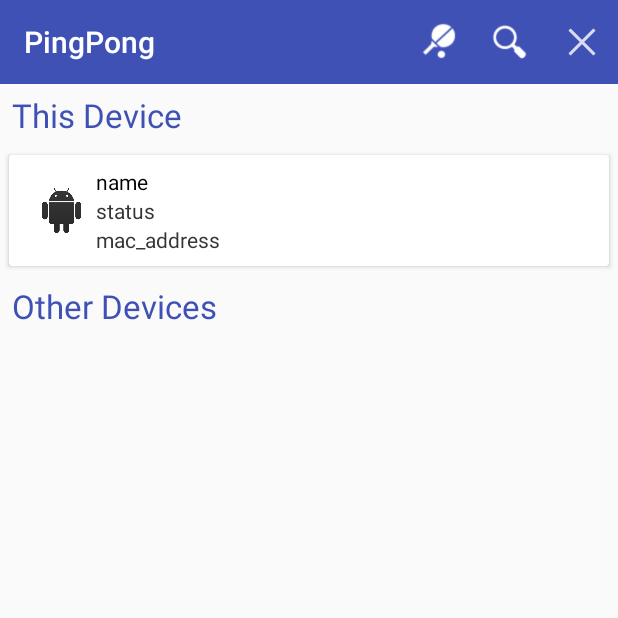
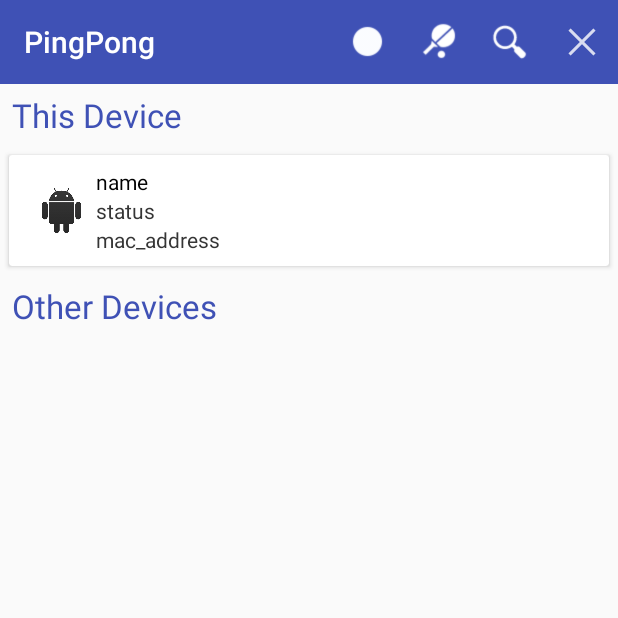
Before and after one commit to deib-polimi/PingPong, an Android app: the screen it shows after launch (WiFiDirectActivity), on a phone screen of 412 x 824 dp, the top half of it. Run offline under Robolectric (Android 15) with nearby library versions, the phone set to English and light mode, and no system bars; 2 statements that could not run were skipped.

Commit message:
Aggiunta modalità autonomous. Per attivarla, toccare icona apposita nella toolbar solo sul go autonomous. Quindi colelgare sto device con uno a caso in modo che creii i lgruppo. A sto punto dall'altro device devo dire di collegarsi davvero (questo perchè ho esteso l'app per fare questa cosa e non era pensata per farlo).

```diff
--- a/app/src/main/java/it/polimi/wifidirect/model/P2PGroup.java
+++ b/app/src/main/java/it/polimi/wifidirect/model/P2PGroup.java
@@ -11,7 +11,7 @@ import lombok.Setter;
 
 /**
  * Class that represents a P2PGroup with inside a {@link android.net.wifi.p2p.WifiP2pDevice} and
- * other parameters like, {@link #persistent}, the go's {@link it.polimi.wifidirect.model.P2PDevice},
+ * other parameters like the go's {@link it.polimi.wifidirect.model.P2PDevice},
  * the go's ip address, and the entire list of clients, if this device is a GO.
  * It's an abstraction of a {@link android.net.wifi.p2p.WifiP2pGroup}.
  * <p></p>
@@ -23,7 +23,6 @@ public class P2PGroup {
     @Getter private final List<P2PDevice> list; //in this list there is also the group owner.
     @Getter @Setter private P2PDevice groupOwner;
     @Getter @Setter private InetAddress groupOwnerIpAddress;
-    @Getter @Setter private boolean persistent;
 
     @Getter @Setter private WifiP2pGroup group;
 
@@ -33,7 +32,6 @@ public class P2PGroup {
      */
     public P2PGroup (boolean persistent) {
         this.list = new ArrayList<>();
-        this.persistent = persistent;
     }
 
 }
--- a/app/src/main/res/menu/action_items.xml
+++ b/app/src/main/res/menu/action_items.xml
@@ -2,6 +2,12 @@
 <menu
     xmlns:android="http://schemas.android.com/apk/res/android"
     xmlns:app="http://schemas.android.com/apk/res-auto">
+
+    <item
+        android:id="@+id/atn_autonomous_group"
+        android:icon="@drawable/ic_action_autonomous_disabled"
+        android:title="@string/autonomous_group_button"
+        app:showAsAction="always|withText" />
 
     <item
         android:id="@+id/atn_pingpong"
--- a/app/src/main/res/values/strings.xml
+++ b/app/src/main/res/values/strings.xml
@@ -3,6 +3,7 @@
     <string name="app_name">PingPong</string>
     <string name="discover_peers_button">Discover</string>
     <string name="pingpong_mode_button">PingPong Mode</string>
+    <string name="autonomous_group_button">Autonomous Group</string>
     <string name="empty"></string>
     <string name="yes">yes</string>
     <string name="no">no</string>
```
Also changed, not shown: app/src/main/java/it/polimi/wifidirect/WiFiDirectActivity.java (+34 -10 lines), app/src/main/java/it/polimi/wifidirect/model/LocalP2PDevice.java (+6 -1 lines), app/src/main/res/drawable/ic_action_autonomous_disabled.png (added), app/src/main/res/drawable/ic_action_autonomous_enabled.png (added), 1 other file.
